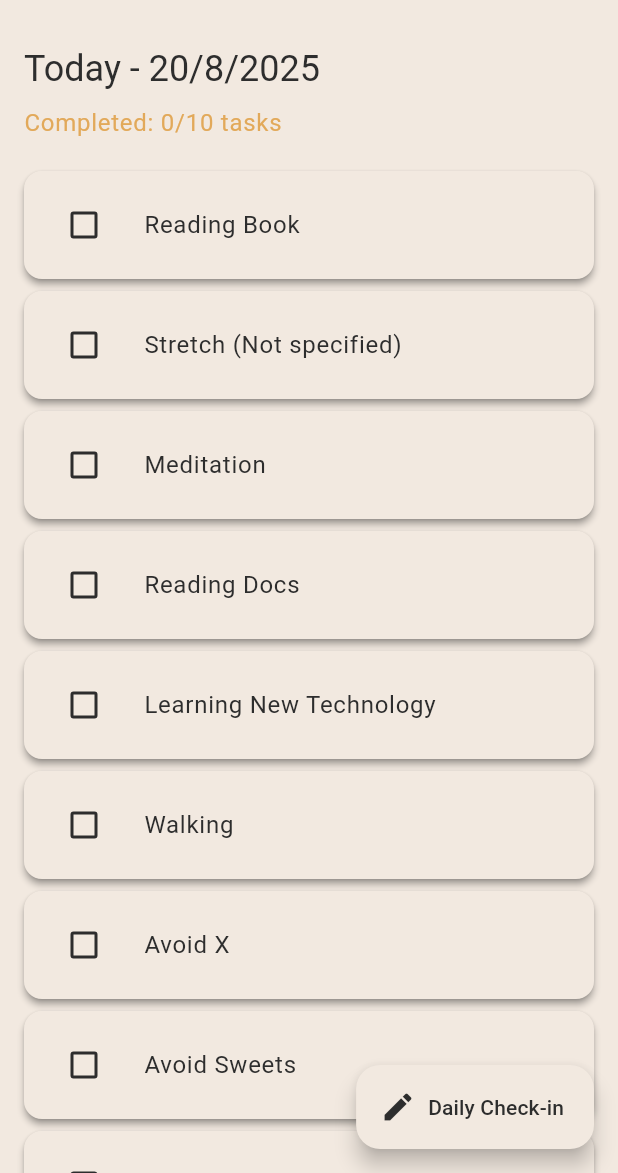
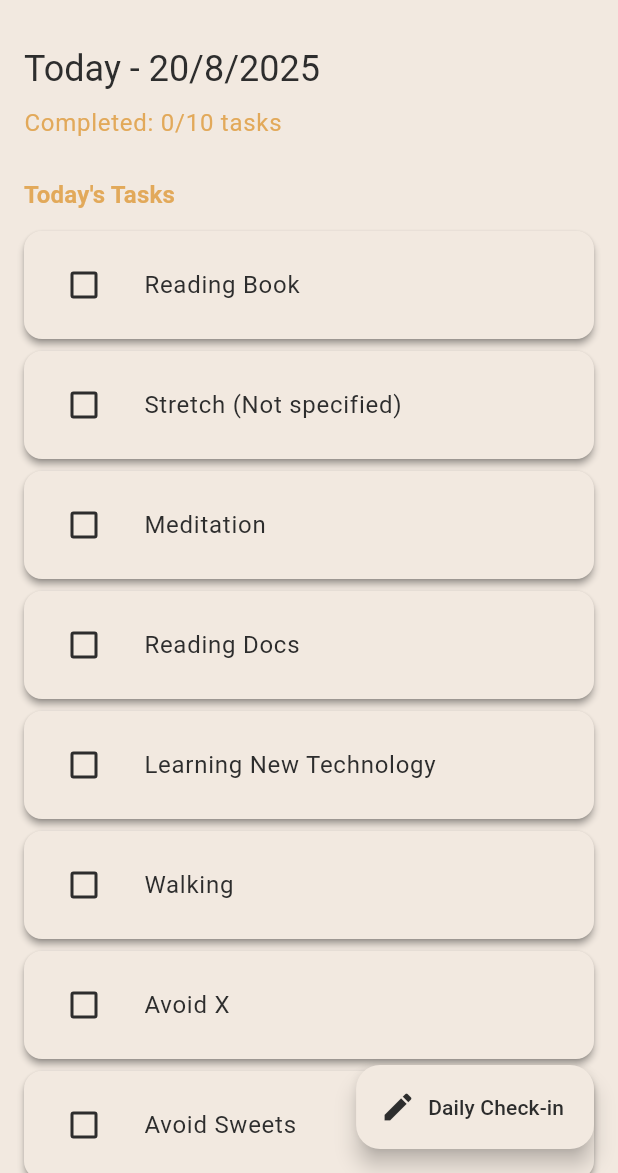
Before and after one commit to GMohammadRafi/LifeGrowth, a Flutter app: the screen it shows once a user with an empty profile is signed in, on a phone screen of 412 x 824 dp, the part 63-1236 px from its top. Run offline on Flutter 3.47's test engine with Material 3 defaults, Android fonts, the light colour scheme and no system bars; our stand-ins replace csv, drift, firebase_analytics, firebase_core, fl_chart, flutter_dotenv and 9 more; missing offline and left inert: workmanager; accounts and stored records are empty; generated files the repository leaves out were written again; statements that could not run were skipped.

Commit message:
feat(home): separate tasks into completed and incomplete sections
Improve task visibility by splitting them into two distinct sections with different styling. Completed tasks now appear in a green section with checkmark icons, while incomplete tasks remain in the default style. This helps users quickly identify their progress for the day.

```diff
--- a/life_growth/lib/screens/home_screen.dart
+++ b/life_growth/lib/screens/home_screen.dart
@@ -599,8 +599,46 @@ class _HomeScreenState extends State<HomeScreen> {
                             ),
                           ),
 
-                          // Task list
-                          ..._buildPersonalizedTaskList(),
+                          // Incomplete Tasks Section
+                          if (_getIncompleteTaskWidgets().isNotEmpty) ...[
+                            Padding(
+                              padding: const EdgeInsets.symmetric(horizontal: 16, vertical: 8),
+                              child: Text(
+                                'Today\'s Tasks',
+                                style: Theme.of(context).textTheme.titleMedium?.copyWith(
+                                  fontWeight: FontWeight.bold,
+                                  color: Theme.of(context).colorScheme.primary,
+                                ),
+                              ),
+                            ),
+                            ..._getIncompleteTaskWidgets(),
+                          ],
+
+                          // Completed Tasks Section
+                          if (_getCompletedTaskWidgets().isNotEmpty) ...[
+                            const SizedBox(height: 16),
+                            Padding(
+                              padding: const EdgeInsets.symmetric(horizontal: 16, vertical: 8),
+                              child: Row(
+                                children: [
+                                  Icon(
+                                    Icons.check_circle,
+                                    color: Colors.green,
+                                    size: 20,
+                                  ),
+                                  const SizedBox(width: 8),
+                                  Text(
+                                    'Completed Tasks',
+                                    style: Theme.of(context).textTheme.titleMedium?.copyWith(
+                                      fontWeight: FontWeight.bold,
+                                      color: Colors.green,
+                                    ),
+                                  ),
+                                ],
+                              ),
+                            ),
+                            ..._getCompletedTaskWidgets(),
+                          ],
 
                           const SizedBox(height: 16),
                         ],
@@ -653,6 +691,81 @@ class _HomeScreenState extends State<HomeScreen> {
      }
 
     return taskWidgets;
+  }
+
+  List<Widget> _getIncompleteTaskWidgets() {
+    final allTaskWidgets = _personalizationSettings == null || _todayTask == null
+        ? _buildDefaultTaskList()
+        : _buildPersonalizedTaskList();
+
+    final List<Widget> incompleteWidgets = [];
+    final taskOrder = _personalizationSettings?.taskOrder ?? [
+      'readingBook', 'stretch', 'meditation', 'readingDocs', 'learningTech',
+      'walking', 'avoidHabit', 'avoidSweets', 'workDone', 'movieSeries'
+    ];
+
+    for (final taskType in taskOrder) {
+      if (_personalizationSettings?.hiddenTasks.contains(taskType) == true) continue;
+
+      if (!_isTaskTypeCompleted(taskType)) {
+        final widget = _buildTaskTileForType(taskType);
+        if (widget != null) {
+          incompleteWidgets.add(widget);
+        }
+      }
+    }
+
+    return incompleteWidgets;
+  }
+
+  List<Widget> _getCompletedTaskWidgets() {
+    final List<Widget> completedWidgets = [];
+    final taskOrder = _personalizationSettings?.taskOrder ?? [
+      'readingBook', 'stretch', 'meditation', 'readingDocs', 'learningTech',
+      'walking', 'avoidHabit', 'avoidSweets', 'workDone', 'movieSeries'
+    ];
+
+    for (final taskType in taskOrder) {
+      if (_personalizationSettings?.hiddenTasks.contains(taskType) == true) continue;
+
+      if (_isTaskTypeCompleted(taskType)) {
+        final widget = _buildTaskTileForType(taskType);
+        if (widget != null) {
+          completedWidgets.add(widget);
+        }
+      }
+    }
+
+    return completedWidgets;
+  }
+
+  bool _isTaskTypeCompleted(String taskType) {
+    if (_todayTask == null) return false;
+
+    switch (taskType) {
+      case 'readingBook':
+        return _todayTask!.isReadingBookEffectivelyCompleted;
+      case 'stretch':
+        return _todayTask!.isStretchEffectivelyCompleted;
+      case 'meditation':
+        return _todayTask!.isMeditationEffectivelyCompleted;
+      case 'readingDocs':
+        return _todayTask!.isReadingDocsEffectivelyCompleted;
+      case 'learningTech':
+        return _todayTask!.isLearningTechEffectivelyCompleted;
+      case 'walking':
+        return _todayTask!.isWalkingEffectivelyCompleted;
+      case 'avoidHabit':
+        return _todayTask!.avoidHabitValue;
+      case 'avoidSweets':
+        return _todayTask!.avoidSweetsValue;
+      case 'workDone':
+        return _todayTask!.workDoneValue;
+      case 'movieSeries':
+        return _todayTask!.isMovieSeriesEffectivelyCompleted;
+      default:
+        return false;
+    }
   }
 
   List<Widget> _buildDefaultTaskList() {
```
